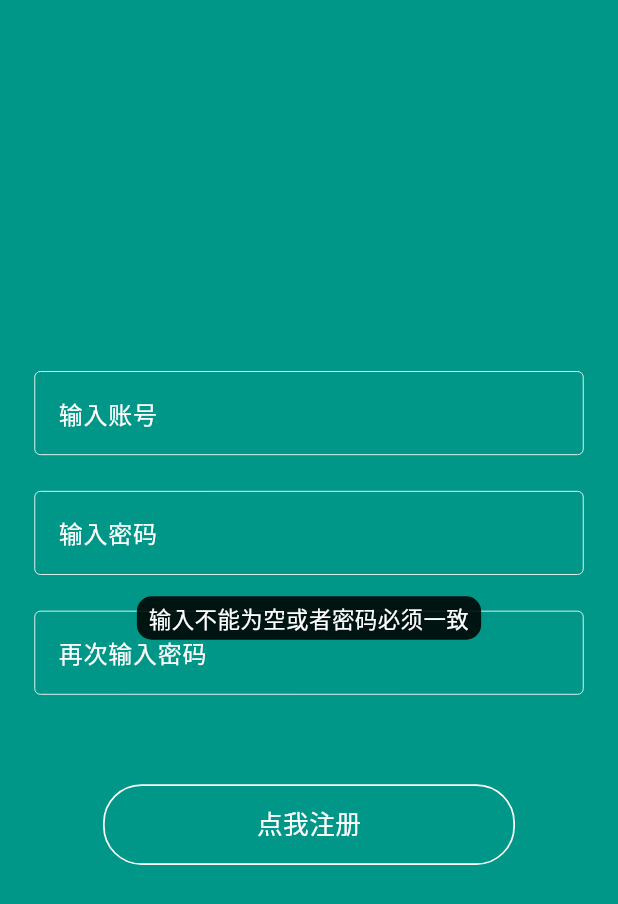
After one commit to mapleleaf99/flutter_study, a Flutter app: the RegisterPage screen opened by its route, after a tap on "点我注册", on a phone screen of 412 x 824 dp. The commit adds this screen. Shown: the top 904 px of the screen. Run offline on Flutter 3.47's test engine with Material 3 defaults, Android fonts, the phone set to English and light mode, and no system bars; drawn by our look-alikes of oktoast; our stand-ins replace dio, flutter_screenutil, flutter_swiper_view, pull_to_refresh, shared_preferences; accounts and stored records are empty; network calls fail.

Commit message:
编写登录注册页面

```diff
--- /dev/null
+++ b/lib/common_ui/common_style.dart
@@ -0,0 +1,47 @@
+import 'package:flutter/material.dart';
+import 'package:flutter_screenutil/flutter_screenutil.dart';
+
+///通用输入框
+Widget commonInput({String? labelText, ValueChanged<String>? onChanged, TextEditingController? controller, bool? obscureText}) {
+  return TextField(
+    obscureText: obscureText ?? false,
+    onChanged: onChanged,
+    controller: controller,
+    style: TextStyle(color: Colors.white, fontSize: 14.sp),
+    cursorColor: Colors.white,
+    decoration: InputDecoration(
+        labelText: labelText,
+        labelStyle: TextStyle(color: Colors.white),
+        enabledBorder: OutlineInputBorder(
+            borderSide: BorderSide(
+              color: Colors.white,
+              width: 0.5.r,
+            )
+        ),
+        focusedBorder: OutlineInputBorder(
+            borderSide: BorderSide(
+              color: Colors.white,
+              width: 1.r,
+            )
+        )
+    ),
+  );
+}
+
+///白色边框圆角按钮
+Widget whiteBorderButton({required String title, GestureTapCallback? onTap}) {
+  return GestureDetector(
+    onTap: onTap,
+    child: Container(
+      alignment: Alignment.center,
+      width: double.infinity,
+      height: 45.h,
+      margin: EdgeInsets.only(left: 40.w, right: 40.w),
+      decoration: BoxDecoration(
+        borderRadius: BorderRadius.circular(22.5.r),
+        border: Border.all(color: Colors.white, width: 1.r),
+      ),
+      child: Text(title, style: TextStyle(color: Colors.white, fontSize: 15.sp),),
+    ),
+  );
+}
--- /dev/null
+++ b/lib/constants.dart
@@ -0,0 +1,3 @@
+class Constants {
+  static const String K_User_Name = "K_User_Name";
+}
--- /dev/null
+++ b/lib/pages/auth/auth_vm.dart
@@ -0,0 +1,83 @@
+import 'package:flutter/material.dart';
+import 'package:flutter_demo/constants.dart';
+import 'package:flutter_demo/repository/api.dart';
+import 'package:flutter_demo/repository/datas/auth_data.dart';
+import 'package:flutter_demo/utils/sp_utils.dart';
+import 'package:oktoast/oktoast.dart';
+
+class AuthViewModel with ChangeNotifier {
+  ResiterInfo resiterInfo = ResiterInfo();
+  LoginInfo loginInfo = LoginInfo();
+
+  ///注册
+  Future<bool?> register() async {
+    if (resiterInfo.name != null &&
+        resiterInfo.password != null &&
+        resiterInfo.repassword != null &&
+        resiterInfo.repassword == resiterInfo.password) {
+
+      if ((resiterInfo.password?.length ?? 0) >= 6) {
+        dynamic callback = await Api.instance.register(
+            name: resiterInfo.name,
+            password: resiterInfo.password,
+            rePassord: resiterInfo.repassword);
+
+        if (callback is bool) {
+          return callback;
+        }
+
+        return true;
+      }
+      showToast("密码长度必须大于6位");
+      return false;
+    }
+
+    showToast("输入不能为空或者密码必须一致");
+    return false;
+  }
+
+  ///登录
+  Future<bool?> login() async {
+    if (loginInfo.name != null &&
+        loginInfo.password != null) {
+
+      AuthData data = await Api.instance.login(
+          name: loginInfo.name,
+          password: loginInfo.password,
+      );
+
+      if (data.username != null && data.username?.isNotEmpty == true) {
+        ///保存用户名
+        SpUtils.saveString(Constants.K_User_Name, data.username ?? "");
+        return true;
+      }
+
+      showToast("登录失败");
+      return false;
+    }
+
+    showToast("输入不能为空");
+    return false;
+  }
+
+  void setLoginInfo({String? userName, String? password}) {
+    if (userName != null) {
+      loginInfo.name = userName;
+    }
+
+    if (password != null) {
+      loginInfo.password = password;
+    }
+  }
+}
+
+class ResiterInfo {
+  String? name;
+  String? password;
+  String? repassword;
+}
+
+class LoginInfo {
+  String? name;
+  String? password;
+}
--- /dev/null
+++ b/lib/pages/auth/register_page.dart
@@ -0,0 +1,74 @@
+import 'package:flutter/material.dart';
+import 'package:flutter_demo/pages/auth/auth_vm.dart';
+import 'package:flutter_demo/route/route_untils.dart';
+import 'package:flutter_screenutil/flutter_screenutil.dart';
+import 'package:oktoast/oktoast.dart';
+import 'package:provider/provider.dart';
+
+import '../../common_ui/common_style.dart';
+class RegisterPage extends StatefulWidget {
+  const RegisterPage({super.key});
+
+  @override
+  State<RegisterPage> createState() => _RegisterPageState();
+}
+
+class _RegisterPageState extends State<RegisterPage> {
+  AuthViewModel viewModel = AuthViewModel();
+
+  @override
+  void initState() {
+    super.initState();
+
+  }
+
+  @override
+  Widget build(BuildContext context) {
+    return ChangeNotifierProvider(
+      create: (context) {
+        return viewModel;
+      },
+      child: Scaffold(
+        backgroundColor: Colors.teal,
+        body: Container(
+          padding: EdgeInsets.only(left: 20.r, right: 20.r),
+          alignment: Alignment.center,
+          child: Consumer<AuthViewModel>(
+            builder: (context, vm, child) {
+              return Column(
+                mainAxisAlignment: MainAxisAlignment.center,
+                children: [
+                  commonInput(labelText: "输入账号", onChanged: (value) {
+                    vm.resiterInfo.name = value;
+                  }),
+                  SizedBox(height: 20.h,),
+                  commonInput(labelText: "输入密码", obscureText: true, onChanged: (value) {
+                    vm.resiterInfo.password = value;
+                  }),
+                  SizedBox(height: 20.h,),
+                  commonInput(labelText: "再次输入密码", obscureText: true, onChanged: (value) {
+                    vm.resiterInfo.repassword = value;
+                  }),
+
+                  SizedBox(height: 50.h,),
+
+                  whiteBorderButton(title: "点我注册", onTap: () {
+                    vm.register().then((value) {
+                      if (value == true) {
+                        showToast("注册成功");
+                        RouteUntils.pop(context);
+                      }
+                    });
+                  }),
+
+                ],
+              );
+            },
+          ),
+        ),
+      ),
+    );
+  }
+
+
+}
--- /dev/null
+++ b/lib/repository/datas/auth_data.dart
@@ -0,0 +1,92 @@
+/// admin : false
+/// chapterTops : []
+/// coinCount : 10
+/// collectIds : []
+/// email : ""
+/// icon : ""
+/// id : 162641
+/// nickname : "13800000099"
+/// password : ""
+/// publicName : "13800000099"
+/// token : ""
+/// type : 0
+/// username : "13800000099"
+
+class AuthData {
+  AuthData({
+      this.admin,
+      this.chapterTops,
+      this.coinCount,
+      this.collectIds,
+      this.email,
+      this.icon,
+      this.id,
+      this.nickname,
+      this.password,
+      this.publicName,
+      this.token,
+      this.type,
+      this.username,});
+
+  AuthData.fromJson(dynamic json) {
+    admin = json['admin'];
+    if (json['chapterTops'] != null) {
+      chapterTops = [];
+      json['chapterTops'].forEach((v) {
+        chapterTops?.add(v);
+      });
+    }
+    coinCount = json['coinCount'];
+    if (json['collectIds'] != null) {
+      collectIds = [];
+      json['collectIds'].forEach((v) {
+        collectIds?.add(v);
+      });
+    }
+    email = json['email'];
+    icon = json['icon'];
+    id = json['id'];
+    nickname = json['nickname'];
+    password = json['password'];
+    publicName = json['publicName'];
+    token = json['token'];
+    type = json['type'];
+    username = json['username'];
+  }
+  bool? admin;
+  List<dynamic>? chapterTops;
+  num? coinCount;
+  List<dynamic>? collectIds;
+  String? email;
+  String? icon;
+  num? id;
+  String? nickname;
+  String? password;
+  String? publicName;
+  String? token;
+  num? type;
+  String? username;
+
+  Map<String, dynamic> toJson() {
+    final map = <String, dynamic>{};
+    map['admin'] = admin;
+    if (chapterTops != null) {
+      map['chapterTops'] = chapterTops?.map((v) => v.toJson()).toList();
+    }
+    map['coinCount'] = coinCount;
+    if (collectIds != null) {
+      map['collectIds'] = collectIds?.map((v) => v.toJson()).toList();
+    }
+    map['email'] = email;
+    map['icon'] = icon;
+    map['id'] = id;
+    map['nickname'] = nickname;
+    map['password'] = password;
+    map['publicName'] = publicName;
+    map['token'] = token;
+    map['type'] = type;
+    map['username'] = username;
+    return map;
+  }
+
+}
--- a/lib/route/routes.dart
+++ b/lib/route/routes.dart
@@ -1,4 +1,6 @@
 import 'package:flutter/material.dart';
+import 'package:flutter_demo/pages/auth/login_page.dart';
+import 'package:flutter_demo/pages/auth/register_page.dart';
 import 'package:flutter_demo/pages/home/home_page.dart';
 import 'package:flutter_demo/pages/tab_page.dart';
 import 'package:flutter_demo/pages/web_view_page.dart';
@@ -12,6 +14,10 @@ class Routes {
           return pageRoute(TabPage(), settings: settings);
       case RoutePath.webViewPage:
         return pageRoute(WebViewPage(title: "首页跳转来的"), settings: settings);
+      case RoutePath.loginPage:
+        return pageRoute(LoginPage(), settings: settings);
+      case RoutePath.resgisterPage:
+        return pageRoute(RegisterPage(), settings: settings);
     }
 
     return pageRoute(
@@ -51,4 +57,8 @@ class RoutePath {
   //webView
   static const String webViewPage = "/webViewPage";
 
+  //登录
+  static const String loginPage = "/loginPage";
+  //注册
+  static const String resgisterPage = "/resgisterPage";
 }
```
Also changed, not shown: lib/http/rsp_interceptor.dart (+7 -0 lines), lib/pages/auth/login_page.dart (added, +95 -0 lines), lib/pages/personal/personal_page.dart (+16 -6 lines), lib/repository/api.dart (+20 -0 lines), lib/utils/sp_utils.dart (added, +80 -0 lines), 113 other files.
